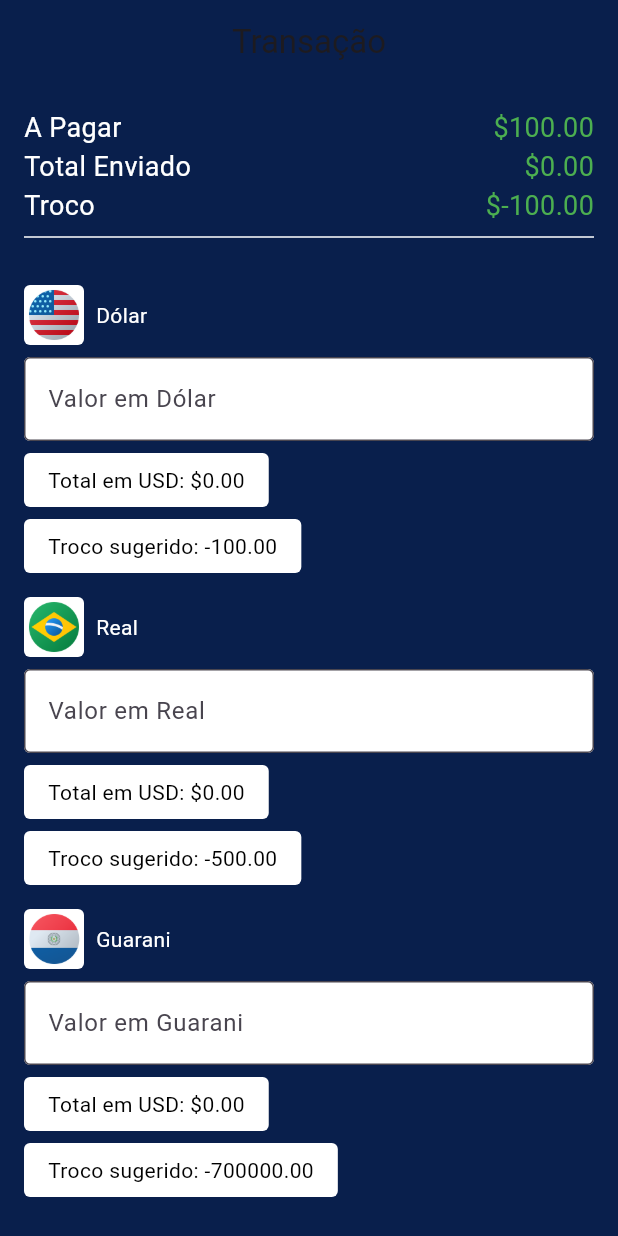
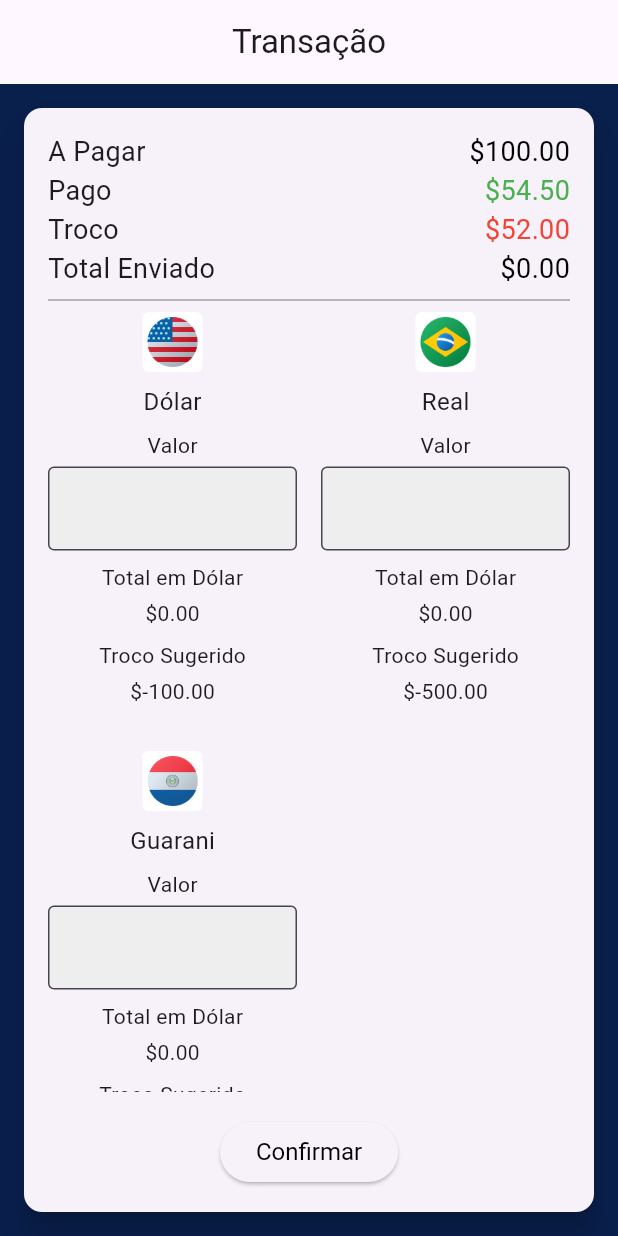
Before and after one commit to wladmyralmeida/quotation_widget, a Flutter app: the screen it shows after launch, on a phone screen of 412 x 824 dp. Run offline on Flutter 3.47's test engine with Material 3 defaults, Android fonts, the phone set to English and light mode, and no system bars.

Commit message:
feat(component_quotation): updated 1.0

```diff
--- a/lib/main.dart
+++ b/lib/main.dart
@@ -16,15 +16,16 @@ class MyApp extends StatelessWidget {
         appBar: AppBar(
           title: const Text('Transação'),
           centerTitle: true,
-          backgroundColor: const Color(0xff091F4C),
         ),
-        body: ConfirmarMovimentacaoWidget(),
+        body: const ConfirmarMovimentacaoWidget(),
       ),
     );
   }
 }
 
 class ConfirmarMovimentacaoWidget extends StatefulWidget {
+  const ConfirmarMovimentacaoWidget({super.key});
+
   @override
   _ConfirmarMovimentacaoWidgetState createState() =>
       _ConfirmarMovimentacaoWidgetState();
@@ -69,27 +70,68 @@ class _ConfirmarMovimentacaoWidgetState
     });
   }
 
+  void _showConfirmationDialog(BuildContext context) {
+    showDialog(
+      context: context,
+      builder: (BuildContext context) {
+        return AlertDialog(
+          title: const Text('Confirmação'),
+          content: const Text('Deseja confirmar a transação?'),
+          actions: [
+            TextButton(
+              onPressed: () => Navigator.of(context).pop(),
+              child: const Text('Cancelar'),
+            ),
+            TextButton(
+              onPressed: () {
+                Navigator.of(context).pop();
+                ScaffoldMessenger.of(context).showSnackBar(
+                  const SnackBar(content: Text('Transação confirmada!')),
+                );
+              },
+              child: const Text('Confirmar'),
+            ),
+          ],
+        );
+      },
+    );
+  }
+
   @override
   Widget build(BuildContext context) {
-    return SingleChildScrollView(
+    return Center(
+      child: Card(
+        elevation: 8.0,
+        margin: const EdgeInsets.all(16.0),
+        shape: RoundedRectangleBorder(
+          borderRadius: BorderRadius.circular(12.0),
+        ),
+        child: Padding(
           padding: const EdgeInsets.all(16.0),
           child: Column(
-        crossAxisAlignment: CrossAxisAlignment.start,
             children: [
               _buildTransactionSummary(),
-          const Divider(color: Colors.white),
+              const Divider(color: Colors.grey),
+              Expanded(
+                child: GridView.count(
+                  crossAxisCount: 2,
+                  crossAxisSpacing: 16.0,
+                  mainAxisSpacing: 16.0,
+                  childAspectRatio: 0.6,
+                  children: currencies.entries.map((entry) {
+                    String code = entry.key;
+                    String label = entry.value['label'];
+                    String flagPath = entry.value['flag'];
+                    double rate = entry.value['rate'];
+                    return _buildCurrencyBlock(code, label, flagPath, rate);
+                  }).toList(),
+                ),
+              ),
               const SizedBox(height: 16),
-          ...currencies.entries.map((entry) {
-            return _buildCurrencyRow(
-              entry.key,
-              entry.value['label'],
-              entry.value['flag'],
-              entry.value['rate'],
-            );
-          }).toList(),
-          const SizedBox(height: 16),
-          _buildActionButtons(context),
+              _buildConfirmButton(context),
             ],
+          ),
+        ),
       ),
     );
   }
@@ -102,35 +144,41 @@ class _ConfirmarMovimentacaoWidgetState
       children: [
         _TransactionDetail(label: 'A Pagar', value: '\$100.00'),
         _TransactionDetail(
+            label: 'Pago', value: '\$54.50', color: Colors.green),
+        _TransactionDetail(label: 'Troco', value: '\$52.00', color: Colors.red),
+        _TransactionDetail(
             label: 'Total Enviado', value: '\$${totalSent.toStringAsFixed(2)}'),
-        _TransactionDetail(
-            label: 'Troco', value: '\$${change.toStringAsFixed(2)}'),
       ],
     );
   }
 
-  Widget _buildCurrencyRow(
+  Widget _buildCurrencyBlock(
       String code, String label, String flagPath, double rate) {
-    return Padding(
-      padding: const EdgeInsets.symmetric(vertical: 8.0),
-      child: Column(
-        crossAxisAlignment: CrossAxisAlignment.start,
-        children: [
-          Row(
+    return Column(
+      crossAxisAlignment: CrossAxisAlignment.center,
       children: [
         _buildFlagIcon(flagPath),
-              const SizedBox(width: 8),
-              Text(label, style: const TextStyle(color: Colors.white)),
+        const SizedBox(height: 8),
+        Text(label, style: const TextStyle(fontSize: 16)),
+        const SizedBox(height: 8),
+        _buildLabeledField('Valor', _buildValueInput(controllers[code]!, rate)),
+        const SizedBox(height: 8),
+        _buildLabeledField(
+            'Total em Dólar', _buildCalculatedField(controllers[code]!, rate)),
+        const SizedBox(height: 8),
+        _buildLabeledField('Troco Sugerido', _buildSuggestedChangeField(rate)),
       ],
-          ),
-          const SizedBox(height: 8),
-          _buildValueInput('Valor em $label', controllers[code]!, rate),
-          const SizedBox(height: 8),
-          _buildCalculatedField('Total em USD', controllers[code]!, rate),
-          const SizedBox(height: 8),
-          _buildSuggestedChangeField('Troco sugerido', rate),
+    );
+  }
+
+  Widget _buildLabeledField(String label, Widget field) {
+    return Column(
+      crossAxisAlignment: CrossAxisAlignment.center,
+      children: [
+        Text(label, style: const TextStyle(fontSize: 14)),
+        const SizedBox(height: 4),
+        field,
       ],
-      ),
     );
   }
 
@@ -151,75 +199,52 @@ class _ConfirmarMovimentacaoWidgetState
     );
   }
 
-  Widget _buildValueInput(
-      String hint, TextEditingController controller, double rate) {
+  Widget _buildValueInput(TextEditingController controller, double rate) {
     return TextField(
       controller: controller,
       decoration: InputDecoration(
-        hintText: hint,
         border: OutlineInputBorder(
           borderRadius: BorderRadius.circular(4),
         ),
         filled: true,
-        fillColor: Colors.white,
+        fillColor: Colors.grey[200],
       ),
       keyboardType: TextInputType.number,
       onChanged: (value) => _calculateTotal(),
     );
   }
 
-  Widget _buildCalculatedField(
-      String label, TextEditingController controller, double rate) {
+  Widget _buildCalculatedField(TextEditingController controller, double rate) {
     double value = double.tryParse(controller.text) ?? 0;
     double equivalent = value / rate;
 
-    return Container(
-      padding: const EdgeInsets.symmetric(vertical: 8.0, horizontal: 16.0),
-      decoration: BoxDecoration(
-        color: Colors.white,
-        borderRadius: BorderRadius.circular(4),
-      ),
-      child: Text(
-        '$label: \$${equivalent.toStringAsFixed(2)}',
-        style: const TextStyle(color: Colors.black),
-      ),
+    return Text(
+      '\$${equivalent.toStringAsFixed(2)}',
+      style: const TextStyle(fontSize: 14),
     );
   }
 
-  Widget _buildSuggestedChangeField(String label, double rate) {
+  Widget _buildSuggestedChangeField(double rate) {
     double change = totalSent - amountDue;
     double suggestedChange = change * rate;
 
-    return Container(
-      padding: const EdgeInsets.symmetric(vertical: 8.0, horizontal: 16.0),
-      decoration: BoxDecoration(
-        color: Colors.white,
-        borderRadius: BorderRadius.circular(4),
-      ),
-      child: Text(
-        '$label: ${suggestedChange.toStringAsFixed(2)}',
-        style: const TextStyle(color: Colors.black),
-      ),
+    return Text(
+      '\$${suggestedChange.toStringAsFixed(2)}',
+      style: const TextStyle(fontSize: 14),
     );
   }
 
-  Widget _buildActionButtons(BuildContext context) {
-    return Row(
-      mainAxisAlignment: MainAxisAlignment.spaceBetween,
-      children: [
-        ElevatedButton(
-          onPressed: () => Navigator.pop(context),
-          child: const Text('Voltar'),
+  Widget _buildConfirmButton(BuildContext context) {
+    return ElevatedButton(
+      onPressed: () => _showConfirmationDialog(context),
+      style: ButtonStyle(
+        textStyle: MaterialStateProperty.all(
+            const TextStyle(fontSize: 16, color: Colors.black)),
       ),
-        ElevatedButton(
-          onPressed: () {
-            ScaffoldMessenger.of(context).showSnackBar(
-              const SnackBar(content: Text('Avançando...')),
-            );
-          },
-          child: const Text('Avançar'),
+      child: const Text(
+        'Confirmar',
+        style: TextStyle(color: Colors.black),
       ),
-      ],
     );
   }
 }
@@ -227,10 +252,12 @@ class _ConfirmarMovimentacaoWidgetState
 class _TransactionDetail extends StatelessWidget {
   final String label;
   final String value;
+  final Color? color;
 
   const _TransactionDetail({
     required this.label,
     required this.value,
+    this.color,
   });
 
   @override
@@ -238,8 +265,9 @@ class _TransactionDetail extends StatelessWidget {
     return Row(
       mainAxisAlignment: MainAxisAlignment.spaceBetween,
       children: [
-        Text(label, style: const TextStyle(color: Colors.white, fontSize: 18)),
-        Text(value, style: const TextStyle(color: Colors.green, fontSize: 18)),
+        Text(label, style: const TextStyle(fontSize: 18)),
+        Text(value,
+            style: TextStyle(fontSize: 18, color: color ?? Colors.black)),
       ],
     );
   }
```
Lines whose indentation alone changed are shown as unchanged.
